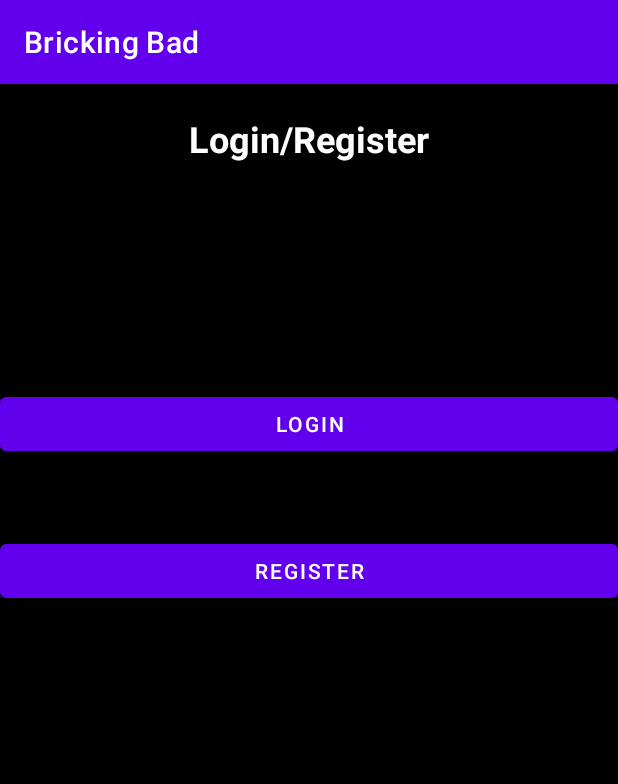
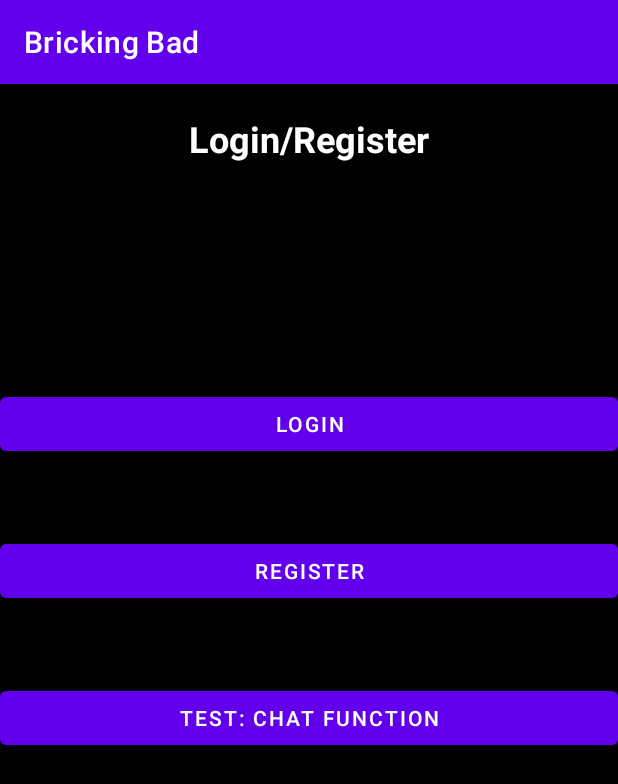
Before and after one commit to JoshuaNg1910/ICT2207_BrickingBad, an Android app: the screen it shows after launch (HomeActivity), on a phone screen of 412 x 824 dp. Shown: the top 784 px of the screen. Run offline under Robolectric (Android 15) with nearby library versions, the phone set to English and light mode, and no system bars.

Commit message:
Basic chat function created, will further improve it with SQLite. Temp button to see chat function implemented in HomeActivity.java

```diff
--- a/app/src/main/java/com/example/project/HomeActivity.java
+++ b/app/src/main/java/com/example/project/HomeActivity.java
@@ -10,7 +10,7 @@ import android.widget.TextView;
 import androidx.appcompat.widget.Toolbar;
 
 public class HomeActivity extends AppCompatActivity {
-    Button signup, signin;
+    Button signup, signin, chattest;
     Toolbar toolbar;
     TextView loginRegister;
 
@@ -21,6 +21,7 @@ public class HomeActivity extends AppCompatActivity {
 
         signup = findViewById(R.id.btnsignup);
         signin = findViewById(R.id.btnsignin);
+        chattest = findViewById(R.id.btnchattest);
         toolbar = findViewById(R.id.loginRegisterToolbar);
         loginRegister = findViewById(R.id.loginRegister);
         signup.setOnClickListener(new View.OnClickListener() {
@@ -38,5 +39,12 @@ public class HomeActivity extends AppCompatActivity {
                 startActivity(intent);
             }
         });
+        chattest.setOnClickListener(new View.OnClickListener() {
+            @Override
+            public void onClick(View view) {
+                Intent intent = new Intent(getApplicationContext(), ChatTestActivity.class);
+                startActivity(intent);
+            }
+        });
     }
 }
--- a/app/src/main/res/layout/activity_home.xml
+++ b/app/src/main/res/layout/activity_home.xml
@@ -47,4 +47,12 @@
         android:text="Register"
         app:layout_constraintTop_toBottomOf="@+id/btnsignin" />
 
+    <Button
+        android:id="@+id/btnchattest"
+        android:layout_width="match_parent"
+        android:layout_height="wrap_content"
+        android:layout_marginTop="50dp"
+        android:text="TEST: Chat Function"
+        app:layout_constraintTop_toBottomOf="@+id/btnsignup" />
+
 </androidx.constraintlayout.widget.ConstraintLayout>
```
Also changed, not shown: app/src/main/AndroidManifest.xml (+10 -1 lines), app/src/main/java/com/example/project/ChatTestActivity.java (added, +39 -0 lines), app/src/main/res/layout/activity_chat_test.xml (added, +32 -0 lines).
